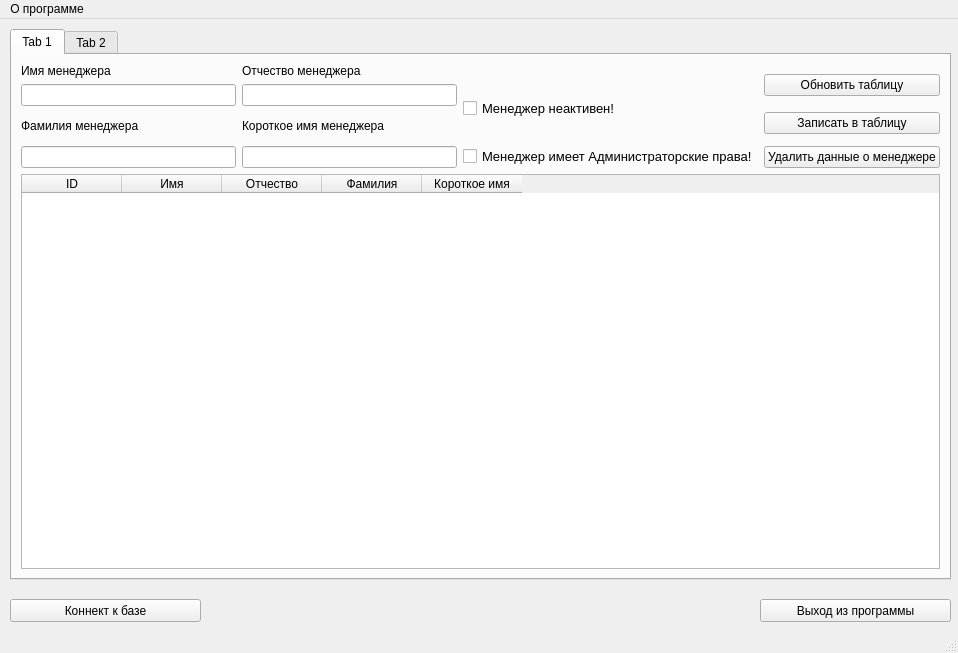
The window that solutions/pyqt4.ui (petro-ew/test1) describes before a commit, drawn with Qt 5.
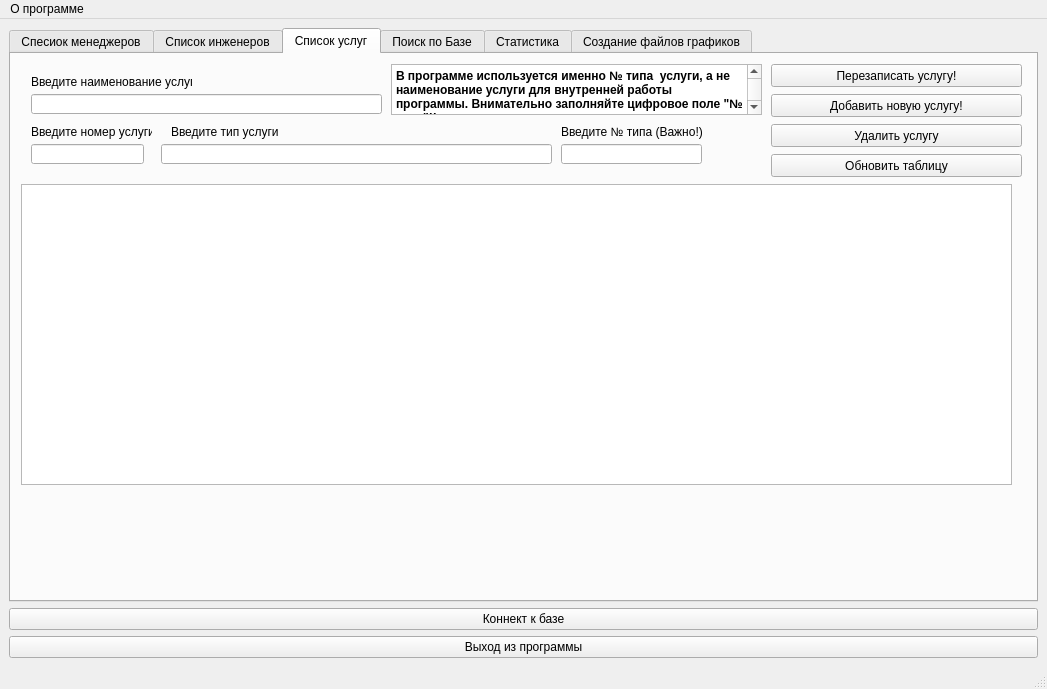
The same window after the commit. The open tabs and pages were chosen to show the change.

What changed in the file:
```diff
--- a/solutions/pyqt4.ui
+++ b/solutions/pyqt4.ui
@@ -6,202 +6,617 @@
    <rect>
     <x>0</x>
     <y>0</y>
-    <width>958</width>
-    <height>653</height>
+    <width>1047</width>
+    <height>689</height>
    </rect>
   </property>
   <property name="windowTitle">
    <string>MainWindow</string>
   </property>
   <widget class="QWidget" name="centralwidget">
-   <widget class="QPushButton" name="pushButton_exit">
-    <property name="geometry">
-     <rect>
-      <x>760</x>
-      <y>580</y>
-      <width>191</width>
-      <height>23</height>
-     </rect>
-    </property>
-    <property name="text">
-     <string>Выход из программы</string>
-    </property>
-   </widget>
-   <widget class="QPushButton" name="pushButton_connect">
-    <property name="geometry">
-     <rect>
-      <x>10</x>
-      <y>580</y>
-      <width>191</width>
-      <height>23</height>
-     </rect>
-    </property>
-    <property name="text">
-     <string>Коннект к базе</string>
-    </property>
-   </widget>
-   <widget class="QWidget" name="horizontalLayoutWidget">
-    <property name="geometry">
-     <rect>
-      <x>10</x>
-      <y>10</y>
-      <width>941</width>
-      <height>551</height>
-     </rect>
-    </property>
-    <layout class="QHBoxLayout" name="horizontalLayout">
-     <property name="sizeConstraint">
-      <enum>QLayout::SetDefaultConstraint</enum>
-     </property>
-     <item>
-      <widget class="QTabWidget" name="tabWidget">
-       <property name="font">
-        <font>
-         <weight>50</weight>
-         <bold>false</bold>
-        </font>
-       </property>
-       <property name="currentIndex">
-        <number>0</number>
-       </property>
-       <widget class="QWidget" name="tab">
-        <attribute name="title">
-         <string>Tab 1</string>
-        </attribute>
-        <layout class="QGridLayout" name="gridLayout">
-         <item row="4" column="1">
-          <widget class="QLineEdit" name="lineEdit_shortname"/>
-         </item>
-         <item row="1" column="0">
-          <widget class="QLineEdit" name="lineEdit_name"/>
-         </item>
-         <item row="0" column="0">
-          <widget class="QLabel" name="label">
-           <property name="text">
-            <string>Имя менеджера</string>
-           </property>
-          </widget>
-         </item>
-         <item row="0" column="4" rowspan="2">
-          <widget class="QPushButton" name="pushButton_table1_refresh">
-           <property name="text">
-            <string>Обновить таблицу</string>
-           </property>
-          </widget>
-         </item>
-         <item row="0" column="1">
-          <widget class="QLabel" name="label_4">
-           <property name="text">
-            <string>Отчество менеджера</string>
-           </property>
-          </widget>
-         </item>
-         <item row="2" column="0" rowspan="2">
-          <widget class="QLabel" name="label_2">
-           <property name="text">
-            <string>Фамилия менеджера</string>
-           </property>
-          </widget>
-         </item>
-         <item row="4" column="0">
-          <widget class="QLineEdit" name="lineEdit_family"/>
-         </item>
-         <item row="4" column="2" colspan="2">
-          <widget class="QCheckBox" name="checkBox_admin">
-           <property name="font">
-            <font>
-             <pointsize>10</pointsize>
-             <stylestrategy>PreferAntialias</stylestrategy>
-            </font>
-           </property>
-           <property name="text">
-            <string>Менеджер имеет Администраторские права!</string>
-           </property>
-          </widget>
-         </item>
-         <item row="1" column="2" rowspan="2">
-          <widget class="QCheckBox" name="checkBox_acticve">
-           <property name="font">
-            <font>
-             <pointsize>10</pointsize>
-            </font>
-           </property>
-           <property name="text">
-            <string>Менеджер неактивен!</string>
-           </property>
-          </widget>
-         </item>
-         <item row="1" column="1">
-          <widget class="QLineEdit" name="lineEdit_otchestvo"/>
-         </item>
-         <item row="2" column="1" rowspan="2">
-          <widget class="QLabel" name="label_3">
-           <property name="text">
-            <string>Короткое имя менеджера</string>
-           </property>
-          </widget>
-         </item>
-         <item row="2" column="4">
-          <widget class="QPushButton" name="pushButton_insert_table1">
-           <property name="text">
-            <string>Записать в таблицу</string>
-           </property>
-          </widget>
-         </item>
-         <item row="4" column="4">
-          <widget class="QPushButton" name="pushButton_manager_delete">
-           <property name="text">
-            <string>Удалить данные о менеджере</string>
-           </property>
-          </widget>
-         </item>
-         <item row="6" column="0" colspan="5">
-          <widget class="QTableWidget" name="tableWidget">
-           <column>
+   <layout class="QGridLayout" name="gridLayout_6">
+    <item row="0" column="0">
+     <layout class="QHBoxLayout" name="horizontalLayout">
+      <property name="sizeConstraint">
+       <enum>QLayout::SetMaximumSize</enum>
+      </property>
+      <item>
+       <widget class="QTabWidget" name="tabWidget">
+        <property name="sizePolicy">
+         <sizepolicy hsizetype="Expanding" vsizetype="Expanding">
+          <horstretch>218</horstretch>
+          <verstretch>224</verstretch>
+         </sizepolicy>
+        </property>
+        <property name="minimumSize">
+         <size>
+          <width>1021</width>
+          <height>360</height>
+         </size>
+        </property>
+        <property name="font">
+         <font>
+          <weight>50</weight>
+          <bold>false</bold>
+          <stylestrategy>PreferAntialias</stylestrategy>
+         </font>
+        </property>
+        <property name="currentIndex">
+         <number>0</number>
+        </property>
+        <widget class="QWidget" name="tab">
+         <property name="font">
+          <font>
+           <stylestrategy>PreferAntialias</stylestrategy>
+          </font>
+         </property>
+         <property name="accessibleName">
+          <string/>
+         </property>
+         <attribute name="title">
+          <string>Спесиок менеджеров</string>
+         </attribute>
+         <layout class="QGridLayout" name="gridLayout">
+          <item row="10" column="0">
+           <widget class="QLineEdit" name="lineEdit_family"/>
+          </item>
+          <item row="7" column="1" rowspan="2">
+           <widget class="QLabel" name="label_3">
             <property name="text">
-             <string>ID</string>
+             <string>Короткое имя менеджера</string>
             </property>
-           </column>
-           <column>
+           </widget>
+          </item>
+          <item row="7" column="0" rowspan="2">
+           <widget class="QLabel" name="label_2">
             <property name="text">
-             <string>Имя</string>
+             <string>Фамилия менеджера</string>
             </property>
-           </column>
-           <column>
+           </widget>
+          </item>
+          <item row="5" column="1">
+           <widget class="QLineEdit" name="lineEdit_otchestvo"/>
+          </item>
+          <item row="5" column="0">
+           <widget class="QLineEdit" name="lineEdit_name"/>
+          </item>
+          <item row="10" column="1">
+           <widget class="QLineEdit" name="lineEdit_shortname"/>
+          </item>
+          <item row="0" column="0">
+           <widget class="QLabel" name="label">
             <property name="text">
-             <string>Отчество</string>
+             <string>Имя менеджера</string>
             </property>
-           </column>
-           <column>
+           </widget>
+          </item>
+          <item row="10" column="2" colspan="2">
+           <widget class="QCheckBox" name="checkBox_admin">
+            <property name="font">
+             <font>
+              <pointsize>10</pointsize>
+              <stylestrategy>PreferAntialias</stylestrategy>
+             </font>
+            </property>
             <property name="text">
-             <string>Фамилия</string>
+             <string>Менеджер имеет Администраторские права!</string>
             </property>
-           </column>
-           <column>
+           </widget>
+          </item>
+          <item row="13" column="0" colspan="5">
+           <widget class="QTableWidget" name="tableWidget_manager">
+            <property name="sortingEnabled">
+             <bool>true</bool>
+            </property>
+           </widget>
+          </item>
+          <item row="0" column="1">
+           <widget class="QLabel" name="label_4">
             <property name="text">
-             <string>Короткое имя</string>
+             <string>Отчество менеджера</string>
             </property>
-           </column>
-          </widget>
-         </item>
-        </layout>
+           </widget>
+          </item>
+          <item row="12" column="0">
+           <widget class="QLineEdit" name="lineEdit_number_m_lastkp"/>
+          </item>
+          <item row="5" column="2">
+           <widget class="QCheckBox" name="checkBox_acticve">
+            <property name="font">
+             <font>
+              <pointsize>10</pointsize>
+             </font>
+            </property>
+            <property name="text">
+             <string>Менеджер неактивен!</string>
+            </property>
+           </widget>
+          </item>
+          <item row="11" column="0">
+           <widget class="QLabel" name="label_number_m_lastkp">
+            <property name="text">
+             <string>Номер последнего коммерческого предложения </string>
+            </property>
+           </widget>
+          </item>
+          <item row="0" column="4">
+           <widget class="QPushButton" name="pushButton_table1_refresh">
+            <property name="text">
+             <string>Обновить таблицу менеджеров</string>
+            </property>
+           </widget>
+          </item>
+          <item row="5" column="4">
+           <widget class="QPushButton" name="pushButton_insert_table1">
+            <property name="text">
+             <string>Записать в таблицу</string>
+            </property>
+           </widget>
+          </item>
+          <item row="10" column="4">
+           <widget class="QPushButton" name="pushButton_manager_delete">
+            <property name="text">
+             <string>Удалить данные о менеджере</string>
+            </property>
+           </widget>
+          </item>
+          <item row="12" column="1">
+           <widget class="QLineEdit" name="lineEdit_number_m_lastdog"/>
+          </item>
+          <item row="11" column="1">
+           <widget class="QLabel" name="label_number_m_lastdog">
+            <property name="text">
+             <string>Номер последнего договора</string>
+            </property>
+           </widget>
+          </item>
+          <item row="12" column="2">
+           <widget class="QLineEdit" name="lineEdit_tel_manager"/>
+          </item>
+          <item row="11" column="2">
+           <widget class="QLabel" name="label_tel_manager">
+            <property name="text">
+             <string>Телефон менеджера</string>
+            </property>
+           </widget>
+          </item>
+          <item row="12" column="3">
+           <widget class="QLineEdit" name="lineEdit_email_manager"/>
+          </item>
+          <item row="11" column="3">
+           <widget class="QLabel" name="label_email_manager">
+            <property name="text">
+             <string>E-mail менеджера</string>
+            </property>
+           </widget>
+          </item>
+         </layout>
+        </widget>
+        <widget class="QWidget" name="tab_2">
+         <attribute name="title">
+          <string>Список инженеров</string>
+         </attribute>
+         <layout class="QGridLayout" name="gridLayout_5">
+          <item row="0" column="0">
+           <layout class="QGridLayout" name="gridLayout_2"/>
+          </item>
+          <item row="1" column="1">
+           <widget class="QLabel" name="label_name_eng">
+            <property name="text">
+             <string>Введите имя инженера</string>
+            </property>
+           </widget>
+          </item>
+          <item row="1" column="2">
+           <widget class="QLabel" name="label_otch_eng">
+            <property name="text">
+             <string>Введите отчество инженера</string>
+            </property>
+           </widget>
+          </item>
+          <item row="1" column="3">
+           <widget class="QLabel" name="label_login_eng">
+            <property name="text">
+             <string>Введите логин инженра (латиница)</string>
+            </property>
+           </widget>
+          </item>
+          <item row="1" column="4">
+           <widget class="QPushButton" name="pushButton_edit_eng_table">
+            <property name="text">
+             <string>Обновить информацию о данном инженере</string>
+            </property>
+           </widget>
+          </item>
+          <item row="2" column="1">
+           <widget class="QLineEdit" name="lineEdit_name_eng"/>
+          </item>
+          <item row="2" column="2">
+           <widget class="QLineEdit" name="lineEdit_otch_eng"/>
+          </item>
+          <item row="2" column="3">
+           <widget class="QLineEdit" name="lineEdit_login_eng"/>
+          </item>
+          <item row="2" column="4">
+           <widget class="QPushButton" name="pushButton_insert_eng">
+            <property name="text">
+             <string>Добавить нового инженера в список </string>
+            </property>
+           </widget>
+          </item>
+          <item row="3" column="1">
+           <widget class="QLabel" name="label_family_eng">
+            <property name="text">
+             <string>Введите фамилию инженера</string>
+            </property>
+           </widget>
+          </item>
+          <item row="3" column="2">
+           <widget class="QLabel" name="label_fio_eng">
+            <property name="text">
+             <string>Введите ФИО инженера</string>
+            </property>
+           </widget>
+          </item>
+          <item row="3" column="4" rowspan="2">
+           <widget class="QPushButton" name="pushButton_refresh_eng_table">
+            <property name="text">
+             <string>Обновить таблицу инженеров</string>
+            </property>
+           </widget>
+          </item>
+          <item row="4" column="1">
+           <widget class="QLineEdit" name="lineEdit_family_eng"/>
+          </item>
+          <item row="4" column="2">
+           <widget class="QLineEdit" name="lineEdit_fio_eng"/>
+          </item>
+          <item row="4" column="3">
+           <widget class="QCheckBox" name="checkBox_login_na_eng">
+            <property name="font">
+             <font>
+              <pointsize>10</pointsize>
+             </font>
+            </property>
+            <property name="text">
+             <string>Логин НЕ активен!!!</string>
+            </property>
+           </widget>
+          </item>
+          <item row="5" column="1" colspan="4">
+           <widget class="QTableWidget" name="tableWidget_eng"/>
+          </item>
+         </layout>
+        </widget>
+        <widget class="QWidget" name="tab_3">
+         <attribute name="title">
+          <string>Список услуг</string>
+         </attribute>
+         <widget class="QLineEdit" name="lineEdit_name_uslug">
+          <property name="geometry">
+           <rect>
+            <x>20</x>
+            <y>40</y>
+            <width>351</width>
+            <height>20</height>
+           </rect>
+          </property>
+         </widget>
+         <widget class="QLineEdit" name="lineEdit_number_uslug">
+          <property name="geometry">
+           <rect>
+            <x>20</x>
+            <y>90</y>
+            <width>113</width>
+            <height>20</height>
+           </rect>
+          </property>
+         </widget>
+         <widget class="QLabel" name="label__name_uslug">
+          <property name="geometry">
+           <rect>
+            <x>20</x>
+            <y>20</y>
+            <width>161</width>
+            <height>16</height>
+           </rect>
+          </property>
+          <property name="text">
+           <string>Введите наименование услуги</string>
+          </property>
+         </widget>
+         <widget class="QLabel" name="label_number_uslug">
+          <property name="geometry">
+           <rect>
+            <x>20</x>
+            <y>70</y>
+            <width>121</width>
+            <height>16</height>
+           </rect>
+          </property>
+          <property name="text">
+           <string>Введите номер услуги</string>
+          </property>
+         </widget>
+         <widget class="QLineEdit" name="lineEdit_type_uslug">
+          <property name="geometry">
+           <rect>
+            <x>150</x>
+            <y>90</y>
+            <width>391</width>
+            <height>20</height>
+           </rect>
+          </property>
+         </widget>
+         <widget class="QLabel" name="label_type_uslug">
+          <property name="geometry">
+           <rect>
+            <x>160</x>
+            <y>70</y>
+            <width>111</width>
+            <height>16</height>
+           </rect>
+          </property>
+          <property name="text">
+           <string>Введите тип услуги</string>
+          </property>
+         </widget>
+         <widget class="QLineEdit" name="lineEdit_number_type_uslug">
+          <property name="geometry">
+           <rect>
+            <x>550</x>
+            <y>90</y>
+            <width>141</width>
+            <height>20</height>
+           </rect>
+          </property>
+         </widget>
+         <widget class="QLabel" name="label_number_type_uslug">
+          <property name="geometry">
+           <rect>
+            <x>550</x>
+            <y>70</y>
+            <width>141</width>
+            <height>16</height>
+           </rect>
+          </property>
+          <property name="text">
+           <string>Введите № типа (Важно!)</string>
+          </property>
+         </widget>
+         <widget class="QPlainTextEdit" name="plainTextEdit_uslug">
+          <property name="geometry">
+           <rect>
+            <x>380</x>
+            <y>10</y>
+            <width>371</width>
+            <height>51</height>
+           </rect>
+          </property>
+          <property name="font">
+           <font>
+            <weight>75</weight>
+            <bold>true</bold>
+           </font>
+          </property>
+          <property name="plainText">
+           <string>В программе используется именно № типа  услуги, а не наименование услуги для внутренней работы программы. Внимательно заполняйте цифровое поле &quot;№ типа&quot;!!</string>
+          </property>
+         </widget>
+         <widget class="QPushButton" name="pushButton_edit_uslug">
+          <property name="geometry">
+           <rect>
+            <x>760</x>
+            <y>10</y>
+            <width>251</width>
+            <height>23</height>
+           </rect>
+          </property>
+          <property name="text">
+           <string>Перезаписать услугу!</string>
+          </property>
+         </widget>
+         <widget class="QPushButton" name="pushButton_insert_uslug">
+          <property name="geometry">
+           <rect>
+            <x>760</x>
+            <y>40</y>
+            <width>251</width>
+            <height>23</height>
+           </rect>
+          </property>
+          <property name="text">
+           <string>Добавить новую услугу!</string>
+          </property>
+         </widget>
+         <widget class="QPushButton" name="pushButton_delet_uslug">
+          <property name="geometry">
+           <rect>
+            <x>760</x>
+            <y>70</y>
+            <width>251</width>
+            <height>23</height>
+           </rect>
+          </property>
+          <property name="text">
+           <string>Удалить услугу</string>
+          </property>
+         </widget>
+         <widget class="QTableWidget" name="tableWidget_uslug">
+          <property name="geometry">
+           <rect>
+            <x>10</x>
+            <y>130</y>
+            <width>991</width>
+            <height>301</height>
+           </rect>
+          </property>
+         </widget>
+         <widget class="QWidget" name="gridLayoutWidget_2">
+          <property name="geometry">
+           <rect>
+            <x>10</x>
+            <y>10</y>
+            <width>2</width>
+            <height>2</height>
+           </rect>
+          </property>
+          <layout class="QGridLayout" name="gridLayout_3"/>
+         </widget>
+         <widget class="QPushButton" name="pushButton_refresh_uslug_table">
+          <property name="geometry">
+           <rect>
+            <x>760</x>
+            <y>100</y>
+            <width>251</width>
+            <height>23</height>
+           </rect>
+          </property>
+          <property name="text">
+           <string>Обновить таблицу</string>
+          </property>
+         </widget>
+        </widget>
+        <widget class="QWidget" name="tab_4">
+         <attribute name="title">
+          <string>Поиск по Базе</string>
+         </attribute>
+         <layout class="QGridLayout" name="gridLayout_4">
+          <item row="1" column="5" rowspan="2">
+           <widget class="QCheckBox" name="checkBox_datee_search">
+            <property name="text">
+             <string>По Датам (формат - 31.12.2013)</string>
+            </property>
+           </widget>
+          </item>
+          <item row="6" column="4" rowspan="3">
+           <widget class="QCheckBox" name="checkBox_memo_search">
+            <property name="text">
+             <string>По Напоминаниям</string>
+            </property>
+           </widget>
+          </item>
+          <item row="1" column="3" rowspan="2">
+           <widget class="QCheckBox" name="checkBox_manager_search">
+            <property name="text">
+             <string>По менеджерам</string>
+            </property>
+           </widget>
+          </item>
+          <item row="1" column="4" rowspan="2">
+           <widget class="QCheckBox" name="checkBox_adres_search">
+            <property name="text">
+             <string>По Адресам</string>
+            </property>
+           </widget>
+          </item>
+          <item row="5" column="0" rowspan="2" colspan="2">
+           <widget class="QPushButton" name="pushButton_search_base">
+            <property name="text">
+             <string>Поиск по Базе</string>
+            </property>
+           </widget>
+          </item>
+          <item row="8" column="0" colspan="2">
+           <widget class="QPushButton" name="pushButton_search_result">
+            <property name="text">
+             <string>Поиск в найденном</string>
+            </property>
+           </widget>
+          </item>
+          <item row="0" column="0" colspan="2">
+           <widget class="QLabel" name="label_search">
+            <property name="text">
+             <string>Введите искомое ( предпочтительно одно слово )</string>
+            </property>
+           </widget>
+          </item>
+          <item row="10" column="0" colspan="7">
+           <widget class="QTableWidget" name="tableWidget_search"/>
+          </item>
+          <item row="6" column="6" rowspan="3">
+           <widget class="QPushButton" name="pushButton_clear_table_search">
+            <property name="text">
+             <string>Очистить таблицу</string>
+            </property>
+           </widget>
+          </item>
+          <item row="4" column="5" rowspan="2">
+           <widget class="QCheckBox" name="checkBox_log_search">
+            <property name="text">
+             <string>По Логам</string>
+            </property>
+           </widget>
+          </item>
+          <item row="6" column="3" rowspan="3">
+           <widget class="QCheckBox" name="checkBox_number_dog_search">
+            <property name="text">
+             <string>По № Договора</string>
+            </property>
+           </widget>
+          </item>
+          <item row="4" column="4" rowspan="2">
+           <widget class="QCheckBox" name="checkBox_tel_search">
+            <property name="text">
+             <string>По телефонам</string>
+            </property>
+           </widget>
+          </item>
+          <item row="4" column="3" rowspan="2">
+           <widget class="QCheckBox" name="checkBox_fio_client_search">
+            <property name="text">
+             <string>По ФИО Клиента</string>
+            </property>
+           </widget>
+          </item>
+          <item row="6" column="5" rowspan="3">
+           <widget class="QCheckBox" name="checkBox_all_search">
+            <property name="text">
+             <string>По Всему (много мусора)</string>
+            </property>
+           </widget>
+          </item>
+          <item row="2" column="0" colspan="2">
+           <widget class="QLineEdit" name="lineEdit_search"/>
+          </item>
+         </layout>
+        </widget>
+        <widget class="QWidget" name="tab_5">
+         <attribute name="title">
+          <string>Статистика</string>
+         </attribute>
+        </widget>
+        <widget class="QWidget" name="tab_6">
+         <attribute name="title">
+          <string>Создание файлов графиков</string>
+         </attribute>
+        </widget>
        </widget>
-       <widget class="QWidget" name="tab_2">
-        <attribute name="title">
-         <string>Tab 2</string>
-        </attribute>
-       </widget>
-      </widget>
-     </item>
-    </layout>
-   </widget>
+      </item>
+     </layout>
+    </item>
+    <item row="1" column="0">
+     <widget class="QPushButton" name="pushButton_connect">
+      <property name="text">
+       <string>Коннект к базе</string>
+      </property>
+     </widget>
+    </item>
+    <item row="2" column="0">
+     <widget class="QPushButton" name="pushButton_exit">
+      <property name="text">
+       <string>Выход из программы</string>
+      </property>
+     </widget>
+    </item>
+   </layout>
   </widget>
   <widget class="QMenuBar" name="menubar">
    <property name="geometry">
     <rect>
      <x>0</x>
      <y>0</y>
-     <width>958</width>
+     <width>1047</width>
      <height>21</height>
     </rect>
    </property>
```
